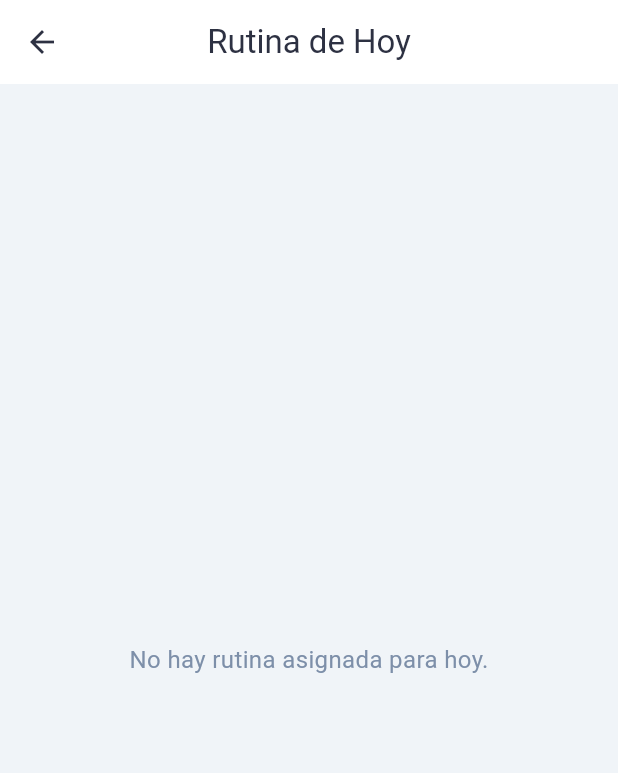
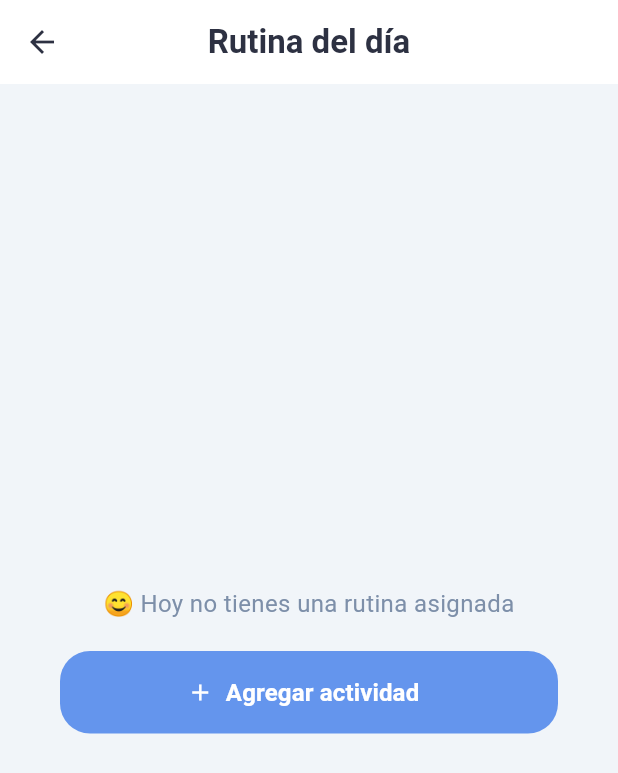
Before and after one commit to jeffersoncordobap/BLOOMIND, a Flutter app: the DayRoutineScreen screen opened directly, on a phone screen of 412 x 824 dp. Shown: the top 773 px of the screen. Run offline on Flutter 3.47's test engine with Material 3 defaults, Android fonts, the phone set to English and light mode, and no system bars; our stand-ins replace sqflite, table_calendar; accounts and stored records are empty.

Commit message:
feat:ver-rutina-dia

```diff
--- a/lib/features/routines/presentation/day_routine_screen.dart
+++ b/lib/features/routines/presentation/day_routine_screen.dart
@@ -24,11 +24,14 @@ class _DayRoutineScreenState extends State<DayRoutineScreen> {
     final controller = context.watch<DayRoutineController>();
 
     return Scaffold(
-      backgroundColor: const Color(0xFFF0F4F8),
+      backgroundColor: const Color(0xFFF1F5F9),
       appBar: AppBar(
         title: const Text(
-          "Rutina de Hoy",
-          style: TextStyle(color: Color(0xFF2D3142)),
+          "Rutina del día",
+          style: TextStyle(
+            color: Color(0xFF2D3142),
+            fontWeight: FontWeight.bold,
+          ),
         ),
         backgroundColor: Colors.white,
         elevation: 0,
@@ -44,41 +47,132 @@ class _DayRoutineScreenState extends State<DayRoutineScreen> {
       ),
       body: controller.isLoading
           ? const Center(child: CircularProgressIndicator())
-          : controller.dayActivities.isEmpty
-          ? _buildEmptyState()
-          : _buildActivitiesList(controller),
+          : _buildContent(controller),
     );
   }
 
-  Widget _buildActivitiesList(DayRoutineController controller) {
-    return ListView.builder(
-      padding: const EdgeInsets.all(20),
+  Widget _buildContent(DayRoutineController controller) {
+    if (controller.dayActivities.isEmpty) {
+      return _buildEmptyState();
+    }
+
+    return Column(
+      children: [
+        Expanded(
+          child: ListView.builder(
+            padding: const EdgeInsets.symmetric(horizontal: 20, vertical: 20),
             itemCount: controller.dayActivities.length,
             itemBuilder: (context, index) {
               final activity = controller.dayActivities[index];
-        return Card(
-          margin: const EdgeInsets.only(bottom: 15),
+              return _buildActivityCard(activity);
+            },
+          ),
+        ),
+        _buildAddActivityButton(),
+        const SizedBox(height: 30),
+      ],
+    );
+  }
+
+  Widget _buildActivityCard(dynamic activity) {
+    return Container(
+      margin: const EdgeInsets.only(bottom: 16),
+      decoration: BoxDecoration(
+        color: Colors.white,
+        borderRadius: BorderRadius.circular(25),
+        boxShadow: [
+          BoxShadow(
+            color: Colors.black.withOpacity(0.03),
+            blurRadius: 10,
+            offset: const Offset(0, 4),
+          ),
+        ],
+      ),
+      child: Padding(
+        padding: const EdgeInsets.symmetric(horizontal: 20, vertical: 15),
+        child: Row(
+          children: [
+            Container(
+              padding: const EdgeInsets.all(12),
+              decoration: BoxDecoration(
+                color: const Color(0xFFF8FAFC),
+                borderRadius: BorderRadius.circular(15),
+              ),
+              child: Text(activity.emoji, style: const TextStyle(fontSize: 28)),
+            ),
+            const SizedBox(width: 20),
+            Expanded(
+              child: Column(
+                crossAxisAlignment: CrossAxisAlignment.start,
+                children: [
+                  Text(
+                    activity.name,
+                    style: const TextStyle(
+                      fontSize: 18,
+                      fontWeight: FontWeight.bold,
+                      color: Color(0xFF2D3142),
+                    ),
+                  ),
+                  const SizedBox(height: 4),
+                  Text(
+                    "${activity.hour} · ${activity.category}",
+                    style: const TextStyle(
+                      fontSize: 14,
+                      color: Color(0xFF94A3B8),
+                    ),
+                  ),
+                ],
+              ),
+            ),
+          ],
+        ),
+      ),
+    );
+  }
+
+  Widget _buildAddActivityButton() {
+    return Padding(
+      padding: const EdgeInsets.symmetric(horizontal: 40),
+      child: SizedBox(
+        width: double.infinity,
+        height: 55,
+        child: ElevatedButton.icon(
+          onPressed: () {
+            debugPrint("Navegar a agregar actividad");
+          },
+          icon: const Icon(Icons.add, color: Colors.white),
+          label: const Text(
+            "Agregar actividad",
+            style: TextStyle(
+              color: Colors.white,
+              fontSize: 16,
+              fontWeight: FontWeight.bold,
+            ),
+          ),
+          style: ElevatedButton.styleFrom(
+            backgroundColor: const Color(0xFF6495ED),
             shape: RoundedRectangleBorder(
               borderRadius: BorderRadius.circular(20),
             ),
-          child: ListTile(
-            leading: Text(activity.emoji, style: const TextStyle(fontSize: 25)),
-            title: Text(
-              activity.name,
-              style: const TextStyle(fontWeight: FontWeight.bold),
+            elevation: 0,
           ),
-            subtitle: Text("${activity.hour} - ${activity.category}"),
         ),
-        );
-      },
+      ),
     );
   }
 
   Widget _buildEmptyState() {
-    return const Center(
-      child: Text(
-        "No hay rutina asignada para hoy.",
+    return Center(
+      child: Column(
+        mainAxisAlignment: MainAxisAlignment.center,
+        children: [
+          const Text(
+            "😊 Hoy no tienes una rutina asignada",
             style: TextStyle(color: Color(0xFF7D8FA9), fontSize: 16),
+          ),
+          const SizedBox(height: 20),
+          _buildAddActivityButton(),
+        ],
       ),
     );
   }
--- a/lib/features/routines/repository/routine_repository_impl.dart
+++ b/lib/features/routines/repository/routine_repository_impl.dart
@@ -47,7 +47,7 @@ class RoutineRepositoryImpl implements RoutineRepository {
 
     final List<Map<String, dynamic>> res = await db.rawQuery(
       '''
-      SELECT a.*, ra.${DatabaseConfig.colRoutineActivityHour} as hora
+      SELECT a.*, ra.${DatabaseConfig.colRoutineActivityHour} as hour
       FROM ${DatabaseConfig.tableActivity} a
       INNER JOIN ${DatabaseConfig.tableRoutineActivity} ra
       ON a.${DatabaseConfig.colActivityId} = ra.${DatabaseConfig.colActivityId}
```
Lines whose indentation alone changed are shown as unchanged.
